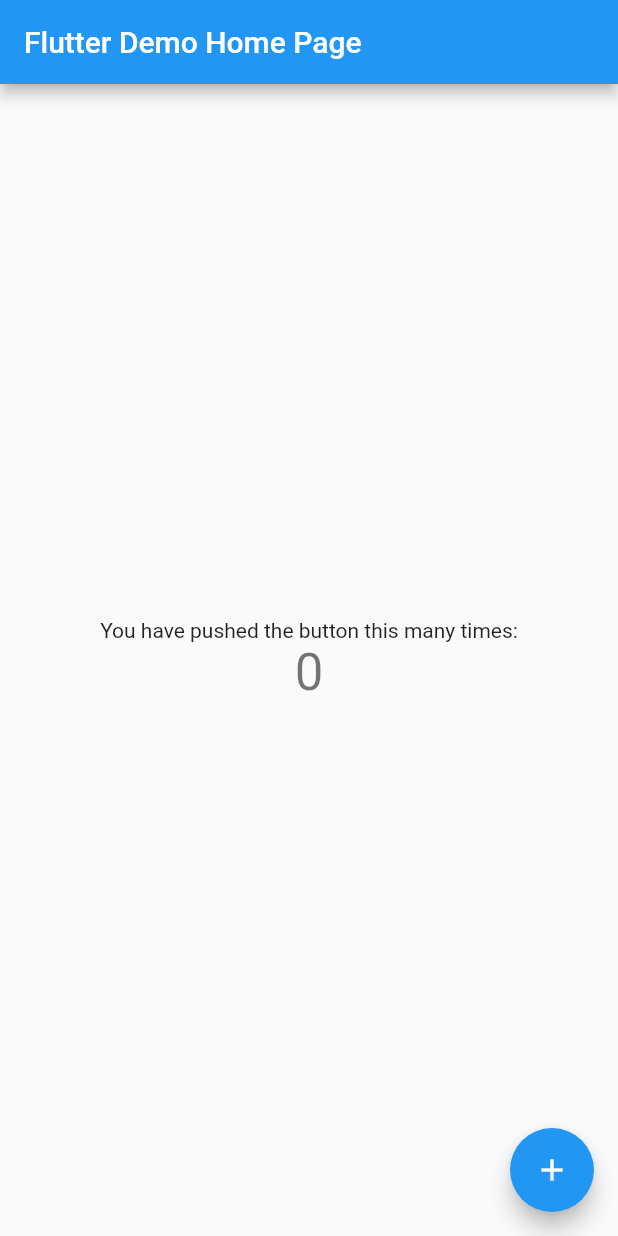
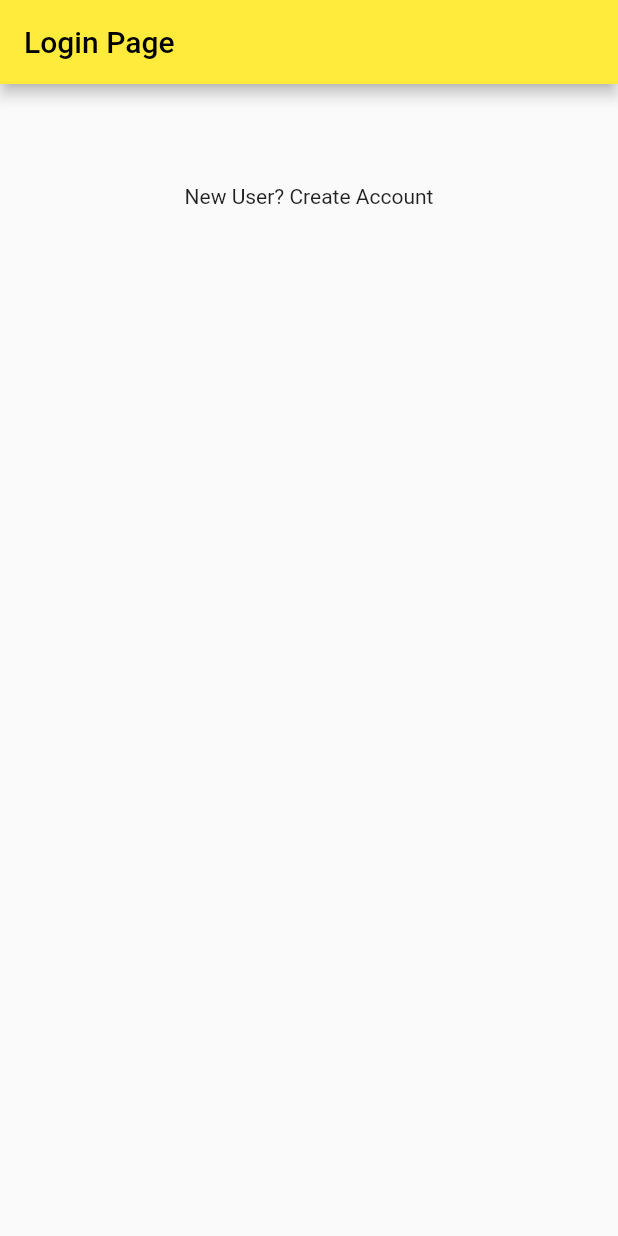
Before and after one commit to Boonichi/Shopping_app, a Flutter app: the screen it shows after launch, on a phone screen of 412 x 824 dp. Run offline on Flutter 3.47's test engine with Material 2 defaults, Android fonts, the phone set to English and light mode, and no system bars.

Commit message:
Login Page UI

```diff
--- /dev/null
+++ b/lib/UI/login_logo.dart
@@ -0,0 +1,10 @@
+import 'package:flutter/material.dart';
+
+class Login_Logo extends StatelessWidget {
+  @override
+  Widget build(BuildContext context) {
+    return Padding(
+      padding: EdgeInsets.only(top: 50),
+    );
+  }
+}
--- /dev/null
+++ b/lib/UI/login_page.dart
@@ -0,0 +1,33 @@
+import 'package:flutter/material.dart';
+import 'package:provider/provider.dart';
+import 'login_logo.dart';
+
+class LoginPage extends StatelessWidget {
+  @override
+  Widget build(BuildContext context) {
+    return Scaffold(
+      appBar: new AppBar(
+        title: new Text('Login Page'),
+      ),
+      body: SingleChildScrollView(
+        child: Column(
+          children: <Widget>[
+            Expanded(
+              child: Login_Logo(),
+            ),
+            Expanded(
+              flex: 3,
+              child: Container(),
+            ),
+            SizedBox(
+              height: 50,
+              child: Center(
+                child: Text('New User? Create Account'),
+              ),
+            ),
+          ],
+        ),
+      ),
+    );
+  }
+}
--- a/lib/main.dart
+++ b/lib/main.dart
@@ -1,115 +1,23 @@
 import 'package:flutter/material.dart';
+import 'UI/login_page.dart';
 
 void main() {
-  runApp(const MyApp());
+  runApp(MyApp());
 }
 
 class MyApp extends StatelessWidget {
-  const MyApp({Key? key}) : super(key: key);
-
-  // This widget is the root of your application.
   @override
   Widget build(BuildContext context) {
     return MaterialApp(
-      title: 'Flutter Demo',
+      title: 'Shopping App',
       theme: ThemeData(
-        // This is the theme of your application.
-        //
-        // Try running your application with "flutter run". You'll see the
-        // application has a blue toolbar. Then, without quitting the app, try
-        // changing the primarySwatch below to Colors.green and then invoke
-        // "hot reload" (press "r" in the console where you ran "flutter run",
-        // or simply save your changes to "hot reload" in a Flutter IDE).
-        // Notice that the counter didn't reset back to zero; the application
-        // is not restarted.
-        primarySwatch: Colors.blue,
+        primarySwatch: Colors.yellow,
       ),
-      home: const MyHomePage(title: 'Flutter Demo Home Page'),
+      initialRoute: '/Login_page',
+      routes: {
+        '/Login_page': (context) => LoginPage(),
+      },
+      debugShowCheckedModeBanner: false,
     );
   }
 }
-
-class MyHomePage extends StatefulWidget {
-  const MyHomePage({Key? key, required this.title}) : super(key: key);
-
-  // This widget is the home page of your application. It is stateful, meaning
-  // that it has a State object (defined below) that contains fields that affect
-  // how it looks.
-
-  // This class is the configuration for the state. It holds the values (in this
-  // case the title) provided by the parent (in this case the App widget) and
-  // used by the build method of the State. Fields in a Widget subclass are
-  // always marked "final".
-
-  final String title;
-
-  @override
-  State<MyHomePage> createState() => _MyHomePageState();
-}
-
-class _MyHomePageState extends State<MyHomePage> {
-  int _counter = 0;
-
-  void _incrementCounter() {
-    setState(() {
-      // This call to setState tells the Flutter framework that something has
-      // changed in this State, which causes it to rerun the build method below
-      // so that the display can reflect the updated values. If we changed
-      // _counter without calling setState(), then the build method would not be
-      // called again, and so nothing would appear to happen.
-      _counter++;
-    });
-  }
-
-  @override
-  Widget build(BuildContext context) {
-    // This method is rerun every time setState is called, for instance as done
-    // by the _incrementCounter method above.
-    //
-    // The Flutter framework has been optimized to make rerunning build methods
-    // fast, so that you can just rebuild anything that needs updating rather
-    // than having to individually change instances of widgets.
-    return Scaffold(
-      appBar: AppBar(
-        // Here we take the value from the MyHomePage object that was created by
-        // the App.build method, and use it to set our appbar title.
-        title: Text(widget.title),
-      ),
-      body: Center(
-        // Center is a layout widget. It takes a single child and positions it
-        // in the middle of the parent.
-        child: Column(
-          // Column is also a layout widget. It takes a list of children and
-          // arranges them vertically. By default, it sizes itself to fit its
-          // children horizontally, and tries to be as tall as its parent.
-          //
-          // Invoke "debug painting" (press "p" in the console, choose the
-          // "Toggle Debug Paint" action from the Flutter Inspector in Android
-          // Studio, or the "Toggle Debug Paint" command in Visual Studio Code)
-          // to see the wireframe for each widget.
-          //
-          // Column has various properties to control how it sizes itself and
-          // how it positions its children. Here we use mainAxisAlignment to
-          // center the children vertically; the main axis here is the vertical
-          // axis because Columns are vertical (the cross axis would be
-          // horizontal).
-          mainAxisAlignment: MainAxisAlignment.center,
-          children: <Widget>[
-            const Text(
-              'You have pushed the button this many times:',
-            ),
-            Text(
-              '$_counter',
-              style: Theme.of(context).textTheme.headline4,
-            ),
-          ],
-        ),
-      ),
-      floatingActionButton: FloatingActionButton(
-        onPressed: _incrementCounter,
-        tooltip: 'Increment',
-        child: const Icon(Icons.add),
-      ), // This trailing comma makes auto-formatting nicer for build methods.
-    );
-  }
-}
--- a/pubspec.yaml
+++ b/pubspec.yaml
@@ -34,6 +34,7 @@ dependencies:
   # The following adds the Cupertino Icons font to your application.
   # Use with the CupertinoIcons class for iOS style icons.
   cupertino_icons: ^1.0.2
+  provider: ^5.0.0
 
 dev_dependencies:
   flutter_test:
```
Also changed, not shown: pubspec.lock.
